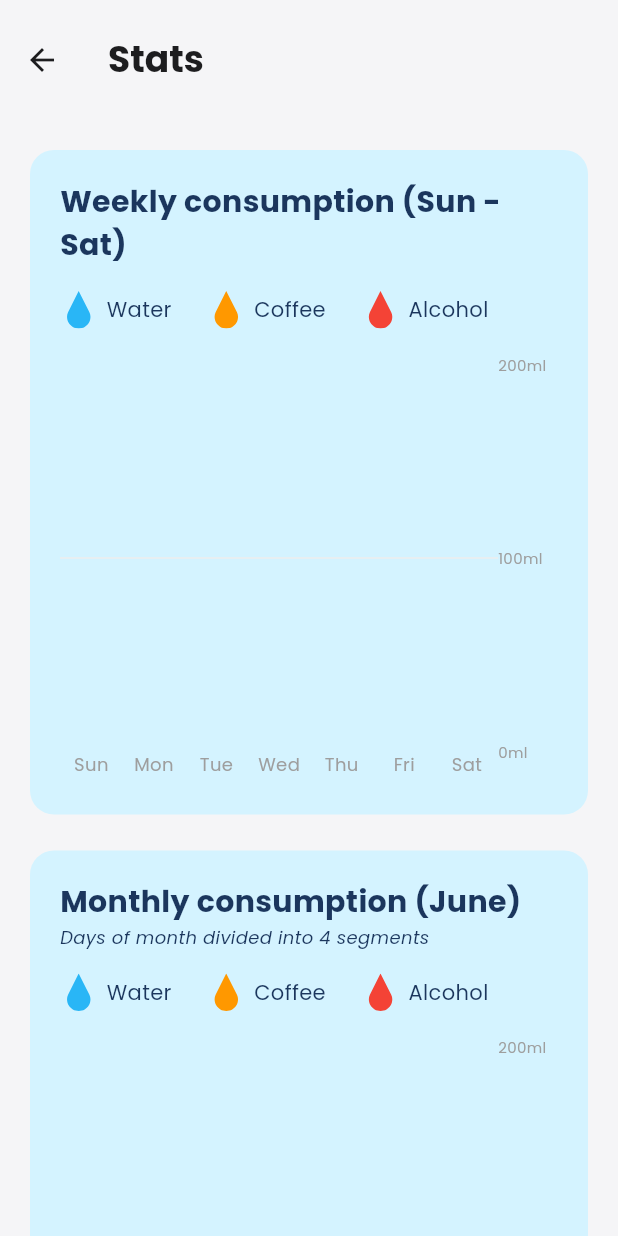
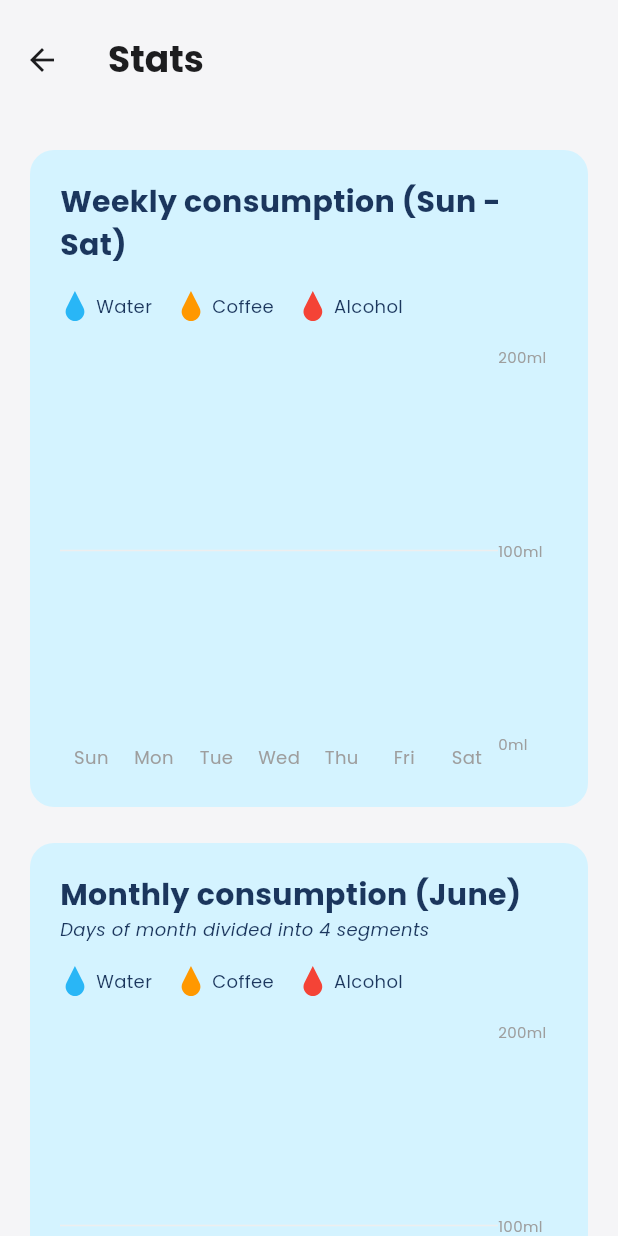
Before and after one commit to SoftwareDevvvv/sipwatch, a Flutter app: the StatsScreen screen opened by its route, on a phone screen of 412 x 824 dp. Run offline on Flutter 3.47's test engine with Material 3 defaults, Android fonts, the phone set to English and light mode, and no system bars; drawn by our look-alikes of fl_chart; our stand-ins replace flutter_local_notifications, flutter_svg, get, image_picker, permission_handler, shared_preferences and 1 more; accounts and stored records are empty.

Commit message:
UI: stats and settings

```diff
--- a/lib/features/settings/screens/settings_screen.dart
+++ b/lib/features/settings/screens/settings_screen.dart
@@ -227,6 +227,20 @@ class _SettingsScreenState extends State<SettingsScreen> {
           ),
           SizedBox(height: 16),
           // Only show test notifications in debug mode
+          if (kDebugMode)
+            _buildSettingsCard(
+              iconPath: 'assets/images/notification_icon.svg',
+              title: 'Debug Notifications',
+              buttonText: 'Test',
+              onTap: () {
+                Navigator.push(
+                  context,
+                  MaterialPageRoute(
+                    builder: (context) => const NotificationTestScreen(),
+                  ),
+                );
+              },
+            ),
         ],
       ),
     );
--- a/lib/features/stats/screens/stats_screen.dart
+++ b/lib/features/stats/screens/stats_screen.dart
@@ -66,11 +66,20 @@ class _StatsScreenState extends State<StatsScreen> {
                       // Legend
                       Row(
                         children: [
-                          _buildLegendItem('💧', 'Water', AppColors.water),
-                          const SizedBox(width: 24),
-                          _buildLegendItem('🟠', 'Coffee', AppColors.coffee),
-                          const SizedBox(width: 24),
-                          _buildLegendItem('🔴', 'Alcohol', AppColors.alcohol),
+                          Flexible(
+                            child: _buildLegendItem(
+                                '💧', 'Water', AppColors.water),
+                          ),
+                          const SizedBox(width: 16),
+                          Flexible(
+                            child: _buildLegendItem(
+                                '🟠', 'Coffee', AppColors.coffee),
+                          ),
+                          const SizedBox(width: 16),
+                          Flexible(
+                            child: _buildLegendItem(
+                                '🔴', 'Alcohol', AppColors.alcohol),
+                          ),
                         ],
                       ),
                       const SizedBox(height: 24),
@@ -179,11 +188,20 @@ class _StatsScreenState extends State<StatsScreen> {
                       // Legend
                       Row(
                         children: [
-                          _buildLegendItem('💧', 'Water', AppColors.water),
-                          const SizedBox(width: 24),
-                          _buildLegendItem('🟠', 'Coffee', AppColors.coffee),
-                          const SizedBox(width: 24),
-                          _buildLegendItem('🔴', 'Alcohol', AppColors.alcohol),
+                          Flexible(
+                            child: _buildLegendItem(
+                                '💧', 'Water', AppColors.water),
+                          ),
+                          const SizedBox(width: 16),
+                          Flexible(
+                            child: _buildLegendItem(
+                                '🟠', 'Coffee', AppColors.coffee),
+                          ),
+                          const SizedBox(width: 16),
+                          Flexible(
+                            child: _buildLegendItem(
+                                '🔴', 'Alcohol', AppColors.alcohol),
+                          ),
                         ],
                       ),
                       const SizedBox(height: 24),
@@ -272,19 +290,22 @@ class _StatsScreenState extends State<StatsScreen> {
       mainAxisSize: MainAxisSize.min,
       children: [
         SizedBox(
-          width: 25,
-          height: 25,
+          width: 20,
+          height: 20,
           child: SvgPicture.asset(
             'assets/images/drop.svg',
             colorFilter: ColorFilter.mode(color, BlendMode.srcIn),
           ),
         ),
-        const SizedBox(width: 6),
-        Text(
-          label,
-          style: const TextStyle(
-            color: Color(0xFF1B365D),
-            fontSize: 14,
+        const SizedBox(width: 4),
+        Flexible(
+          child: Text(
+            label,
+            style: const TextStyle(
+              color: Color(0xFF1B365D),
+              fontSize: 12,
+            ),
+            overflow: TextOverflow.ellipsis,
           ),
         ),
       ],
```
